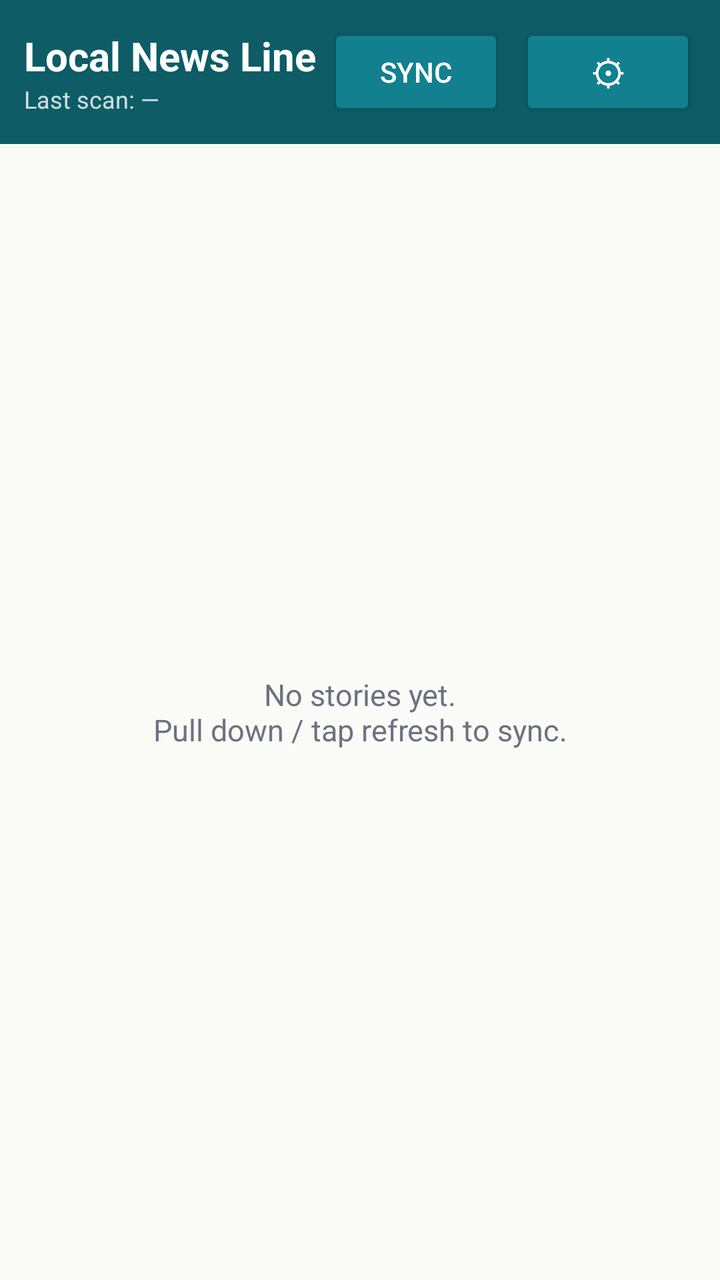
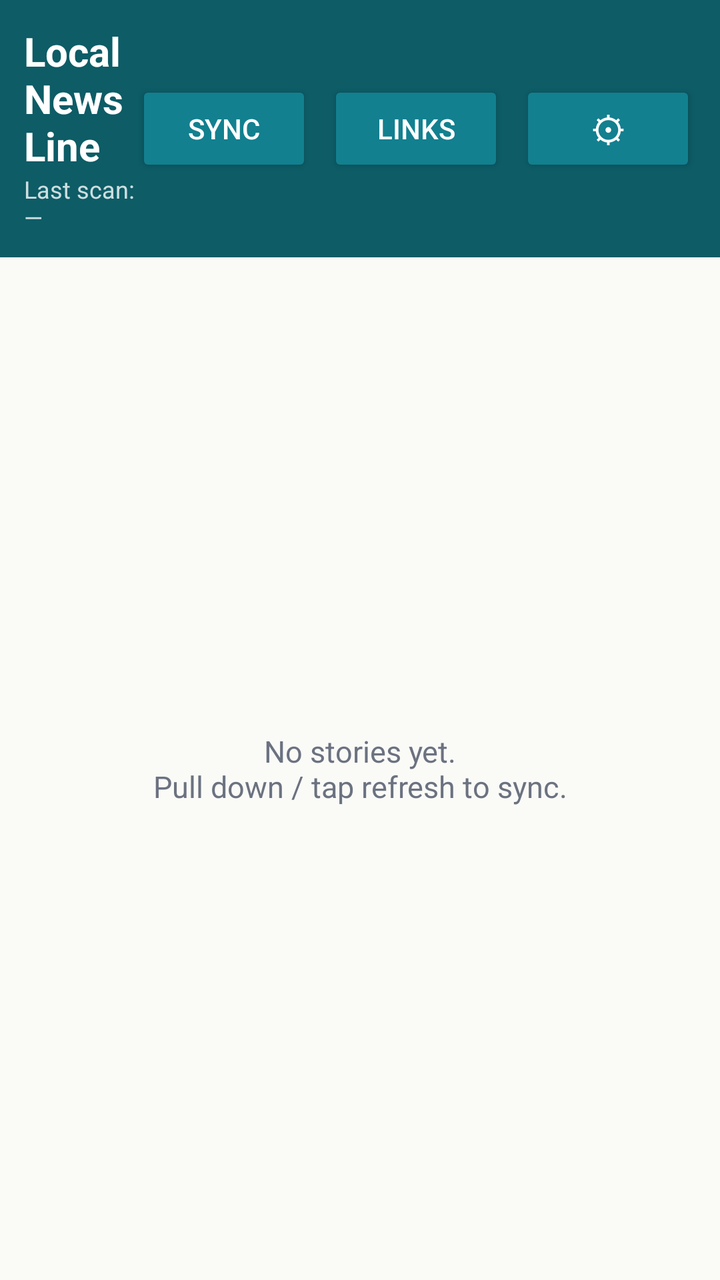

Before-and-after screenshots of an Android layout around one commit, followed by the original layout XML and the change that was made.
<!-- AndroidManifest.xml: application theme Theme.TownLine -->
<!-- res/layout/activity_main.xml -->
<?xml version="1.0" encoding="utf-8"?>
<LinearLayout xmlns:android="http://schemas.android.com/apk/res/android"
    android:layout_width="match_parent"
    android:layout_height="match_parent"
    android:orientation="vertical"
    android:background="@color/paper">

    <LinearLayout
        android:layout_width="match_parent"
        android:layout_height="wrap_content"
        android:orientation="horizontal"
        android:background="@color/teal_dark"
        android:padding="12dp"
        android:gravity="center_vertical">

        <LinearLayout
            android:layout_width="0dp"
            android:layout_height="wrap_content"
            android:layout_weight="1"
            android:orientation="vertical">

            <TextView
                android:layout_width="wrap_content"
                android:layout_height="wrap_content"
                android:text="@string/feed_title"
                android:textColor="#FFFFFF"
                android:textSize="20sp"
                android:textStyle="bold" />

            <TextView
                android:id="@+id/lastSync"
                android:layout_width="wrap_content"
                android:layout_height="wrap_content"
                android:textColor="#CCFFFFFF"
                android:textSize="12sp"
                android:text="Last scan: —" />
        </LinearLayout>

        <Button
            android:id="@+id/btnRefresh"
            android:layout_width="wrap_content"
            android:layout_height="wrap_content"
            android:text="Sync"
            android:textColor="#FFFFFF"
            android:backgroundTint="@color/teal" />

        <Button
            android:id="@+id/btnSettings"
            android:layout_width="wrap_content"
            android:layout_height="wrap_content"
            android:layout_marginStart="8dp"
            android:text="⚙"
            android:textSize="18sp"
            android:textColor="#FFFFFF"
            android:backgroundTint="@color/teal" />
    </LinearLayout>

    <FrameLayout
        android:layout_width="match_parent"
        android:layout_height="match_parent">

        <ListView
            android:id="@+id/feedList"
            android:layout_width="match_parent"
            android:layout_height="match_parent"
            android:divider="#E5E0D5"
            android:dividerHeight="1dp" />

        <TextView
            android:id="@+id/emptyView"
            android:layout_width="match_parent"
            android:layout_height="match_parent"
            android:gravity="center"
            android:text="@string/empty_feed"
            android:textColor="@color/grey"
            android:textSize="15sp"
            android:padding="32dp" />
    </FrameLayout>
</LinearLayout>
<!-- resources referenced by this layout -->
<resources>
  <color name="grey">#6B7280</color>
  <color name="paper">#FAFAF7</color>
  <color name="teal">#12808F</color>
  <color name="teal_dark">#0D5C66</color>
  <string name="empty_feed">No stories yet.\nPull down / tap refresh to sync.</string>
  <string name="feed_title">Local News Line</string>
  <style name="Theme.TownLine" parent="android:Theme.Material.Light.NoActionBar">
          <item name="android:colorPrimary">@color/teal_dark</item>
          <item name="android:colorPrimaryDark">@color/teal_dark</item>
          <item name="android:colorAccent">@color/teal</item>
          <item name="android:windowBackground">@color/paper</item>
      </style>
</resources>

<!-- the commit's change to res/layout/activity_main.xml (unified diff, before → after) -->
@@ -45,6 +45,15 @@
             android:backgroundTint="@color/teal" />
 
         <Button
+            android:id="@+id/btnDiscover"
+            android:layout_width="wrap_content"
+            android:layout_height="wrap_content"
+            android:layout_marginStart="8dp"
+            android:text="Links"
+            android:textColor="#FFFFFF"
+            android:backgroundTint="@color/teal" />
+
+        <Button
             android:id="@+id/btnSettings"
             android:layout_width="wrap_content"
             android:layout_height="wrap_content"
